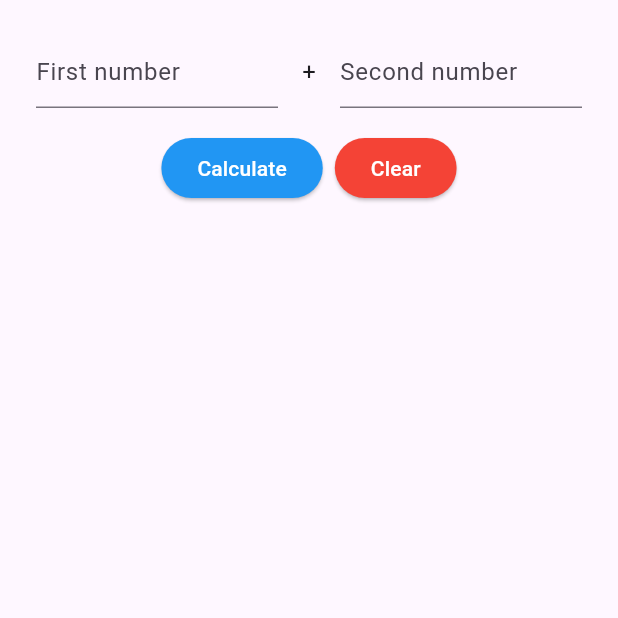
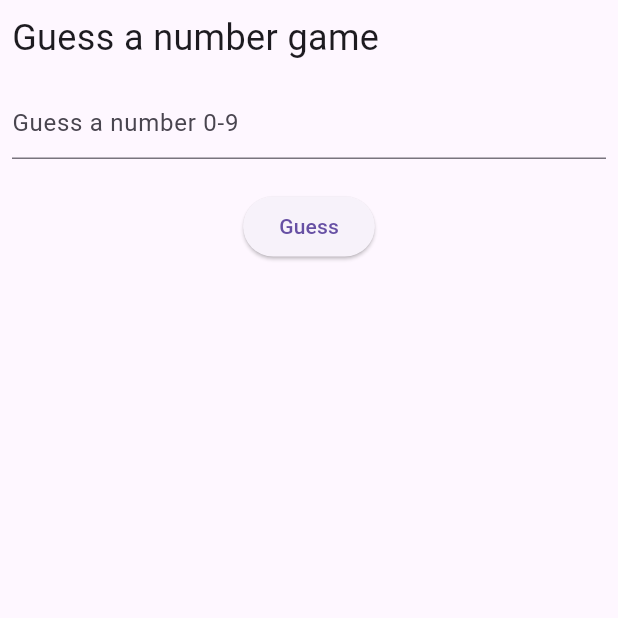
Before and after one commit to 6631501032/flutter_couse, a Flutter app: the screen it shows after launch, on a phone screen of 412 x 824 dp, the top half of it. Run offline on Flutter 3.47's test engine with Material 3 defaults, Android fonts, the phone set to English and light mode, and no system bars.

Commit message:
Add Guess number codes

```diff
--- a/lib/main.dart
+++ b/lib/main.dart
@@ -1,6 +1,7 @@
 import 'package:flutter/material.dart';
-import 'package:flutter_couse/week05/simple_summation_app.dart';
+import 'package:flutter_couse/week05/guess_number.dart';
+
 
 void main() {
-  runApp(MaterialApp(home: SimpleSummationApp()));
+  runApp(MaterialApp(home: GuessNumber()));
 }
--- /dev/null
+++ b/lib/week05/guess_number.dart
@@ -0,0 +1,86 @@
+import 'dart:math';
+
+import 'package:flutter/material.dart';
+
+class GuessNumber extends StatefulWidget {
+  const GuessNumber({super.key});
+
+  @override
+  State<GuessNumber> createState() => _GuessNumberState();
+}
+
+class _GuessNumberState extends State<GuessNumber> {
+  TextEditingController Gnum = TextEditingController();
+  int life = 3;
+  int Rnum = Random().nextInt(10);
+  bool isWin = false;
+  String message = '';
+  void guess() {
+    int? guess = int.tryParse(Gnum.text);
+    Gnum.clear();
+    if (guess == null || guess < 0 || guess > 9) {
+      setState(() => message = 'Wrong inputs');
+      return;
+    }
+    setState(() {
+      if (guess == Rnum) {
+        message = 'Correct, you win!';
+        isWin = true;
+      } else if (--life == 0) {
+        message = 'Sorry, you lose. The answer is $Rnum';
+      } else {
+        message = guess < Rnum
+            ? '$guess is too small, $life chance(s) left!'
+            : '$guess is too large, $life chance(s) left!';
+      }
+    });
+  }
+
+  void replay() {
+    setState(() {
+      Rnum = Random().nextInt(10);
+      life = 3;
+      message = '';
+      isWin = false;
+      Gnum.clear();
+    });
+  }
+
+  @override
+  void dispose() {
+    Gnum.dispose();
+    super.dispose();
+  }
+
+  @override
+  Widget build(BuildContext context) {
+    return Scaffold(
+      body: SafeArea(
+        child: Padding(
+          padding: const EdgeInsets.all(8.0),
+          child: Column(
+            children: [
+              Align(
+                alignment: Alignment.centerLeft,
+                child: Text(
+                  'Guess a number game',
+                  style: TextStyle(fontSize: 24),
+                ),
+              ),
+              SizedBox(height: 16),
+              TextField(
+                controller: Gnum,
+                decoration: InputDecoration(hintText: 'Guess a number 0-9'),
+              ),
+              Text(message, style: TextStyle(color: Colors.red)),
+              if (life > 0 && !isWin)
+                ElevatedButton(onPressed: guess, child: const Text('Guess')),
+              if (life == 0 || isWin)
+                ElevatedButton(onPressed: replay, child: const Text('Replay')),
+            ],
+          ),
+        ),
+      ),
+    );
+  }
+}
```
